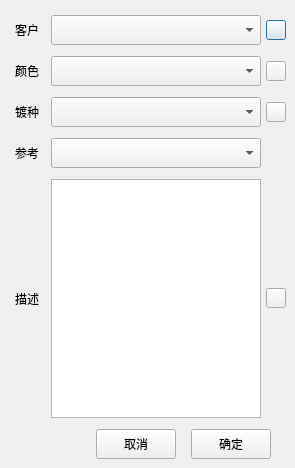
Above: Qt/ERP/dialognewmateriel.ui from superp2017/NTERP before the change. Below: the same form after it.
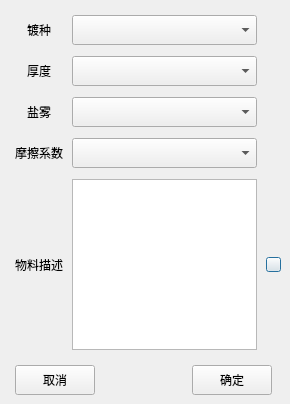
That is the form after the change. Icons and pictures are not drawn.

The edit to the form file:
```diff
--- a/Qt/ERP/dialognewmateriel.ui
+++ b/Qt/ERP/dialognewmateriel.ui
@@ -6,8 +6,8 @@
    <rect>
     <x>0</x>
     <y>0</y>
-    <width>295</width>
-    <height>468</height>
+    <width>290</width>
+    <height>404</height>
    </rect>
   </property>
   <property name="minimumSize">
@@ -39,67 +39,71 @@
     <number>9</number>
    </property>
    <property name="verticalSpacing">
-    <number>11</number>
+    <number>15</number>
    </property>
    <item row="0" column="0">
     <layout class="QGridLayout" name="gridLayout">
      <property name="horizontalSpacing">
-      <number>5</number>
+      <number>9</number>
      </property>
      <property name="verticalSpacing">
       <number>11</number>
      </property>
-     <item row="0" column="2">
-      <widget class="QComboBox" name="comboBox_custom">
-       <property name="minimumSize">
-        <size>
-         <width>0</width>
-         <height>30</height>
-        </size>
-       </property>
-      </widget>
-     </item>
      <item row="0" column="0">
-      <widget class="QLabel" name="label_5">
+      <widget class="QLabel" name="label_3">
        <property name="text">
-        <string>客户  </string>
+        <string>镀种</string>
+       </property>
+       <property name="alignment">
+        <set>Qt::AlignCenter</set>
        </property>
       </widget>
      </item>
-     <item row="0" column="3">
-      <widget class="QPushButton" name="pushButton_add_custom">
+     <item row="0" column="1">
+      <widget class="QComboBox" name="comboBox_type">
        <property name="minimumSize">
         <size>
-         <width>20</width>
-         <height>20</height>
+         <width>0</width>
+         <height>30</height>
         </size>
        </property>
-       <property name="maximumSize">
-        <size>
-         <width>20</width>
-         <height>20</height>
-        </size>
-       </property>
-       <property name="styleSheet">
-        <string notr="true">border-image: url(:/icon/plus.ico);</string>
-       </property>
-       <property name="text">
-        <string/>
-       </property>
-       <property name="flat">
+       <property name="duplicatesEnabled">
         <bool>false</bool>
        </property>
       </widget>
      </item>
      <item row="1" column="0">
+      <widget class="QLabel" name="label_5">
+       <property name="text">
+        <string>厚度</string>
+       </property>
+       <property name="alignment">
+        <set>Qt::AlignCenter</set>
+       </property>
+      </widget>
+     </item>
+     <item row="1" column="1">
+      <widget class="QComboBox" name="comboBox_thickness">
+       <property name="minimumSize">
+        <size>
+         <width>0</width>
+         <height>30</height>
+        </size>
+       </property>
+      </widget>
+     </item>
+     <item row="2" column="0">
       <widget class="QLabel" name="label_2">
        <property name="text">
-        <string>颜色  </string>
+        <string>盐雾</string>
+       </property>
+       <property name="alignment">
+        <set>Qt::AlignCenter</set>
        </property>
       </widget>
      </item>
-     <item row="1" column="2">
-      <widget class="QComboBox" name="comboBox_color">
+     <item row="2" column="1">
+      <widget class="QComboBox" name="comboBox_Salt">
        <property name="minimumSize">
         <size>
          <width>0</width>
@@ -108,56 +112,37 @@
        </property>
       </widget>
      </item>
-     <item row="1" column="3">
-      <widget class="QPushButton" name="pushButton_Add_color">
-       <property name="minimumSize">
-        <size>
-         <width>20</width>
-         <height>20</height>
-        </size>
-       </property>
-       <property name="maximumSize">
-        <size>
-         <width>20</width>
-         <height>20</height>
-        </size>
-       </property>
-       <property name="styleSheet">
-        <string notr="true">border-image: url(:/icon/plus.ico);</string>
-       </property>
+     <item row="3" column="0">
+      <widget class="QLabel" name="label">
        <property name="text">
-        <string/>
+        <string>摩擦系数</string>
        </property>
-       <property name="flat">
-        <bool>false</bool>
+       <property name="alignment">
+        <set>Qt::AlignCenter</set>
+       </property>
+      </widget>
+     </item>
+     <item row="3" column="1">
+      <widget class="QComboBox" name="comboBox_friction">
+       <property name="minimumSize">
+        <size>
+         <width>0</width>
+         <height>30</height>
+        </size>
        </property>
       </widget>
      </item>
      <item row="4" column="0">
       <widget class="QLabel" name="label_4">
        <property name="text">
-        <string>描述  </string>
+        <string>物料描述</string>
        </property>
-      </widget>
-     </item>
-     <item row="2" column="2">
-      <widget class="QComboBox" name="comboBox_type">
-       <property name="minimumSize">
-        <size>
-         <width>0</width>
-         <height>30</height>
-        </size>
+       <property name="alignment">
+        <set>Qt::AlignCenter</set>
        </property>
       </widget>
      </item>
-     <item row="2" column="0">
-      <widget class="QLabel" name="label_3">
-       <property name="text">
-        <string>镀种  </string>
-       </property>
-      </widget>
-     </item>
-     <item row="4" column="2">
+     <item row="4" column="1">
       <widget class="QTextEdit" name="textEdit">
        <property name="minimumSize">
         <size>
@@ -167,18 +152,18 @@
        </property>
       </widget>
      </item>
-     <item row="4" column="3">
+     <item row="4" column="2">
       <widget class="QPushButton" name="pushButton_clear">
        <property name="minimumSize">
         <size>
-         <width>20</width>
-         <height>20</height>
+         <width>15</width>
+         <height>15</height>
         </size>
        </property>
        <property name="maximumSize">
         <size>
-         <width>20</width>
-         <height>20</height>
+         <width>15</width>
+         <height>15</height>
         </size>
        </property>
        <property name="styleSheet">
@@ -189,61 +174,32 @@
        </property>
       </widget>
      </item>
-     <item row="3" column="2">
-      <widget class="QComboBox" name="comboBox_same">
-       <property name="minimumSize">
-        <size>
-         <width>0</width>
-         <height>30</height>
-        </size>
-       </property>
-      </widget>
-     </item>
-     <item row="3" column="0">
-      <widget class="QLabel" name="label">
-       <property name="text">
-        <string>参考</string>
-       </property>
-      </widget>
-     </item>
-     <item row="2" column="3">
-      <widget class="QPushButton" name="pushButton_add_type">
-       <property name="minimumSize">
-        <size>
-         <width>20</width>
-         <height>20</height>
-        </size>
-       </property>
-       <property name="maximumSize">
-        <size>
-         <width>20</width>
-         <height>20</height>
-        </size>
-       </property>
-       <property name="styleSheet">
-        <string notr="true">border-image: url(:/icon/plus.ico);</string>
-       </property>
-       <property name="text">
-        <string/>
-       </property>
-       <property name="flat">
-        <bool>false</bool>
-       </property>
-      </widget>
-     </item>
     </layout>
    </item>
    <item row="1" column="0">
     <layout class="QHBoxLayout" name="horizontalLayout">
      <property name="spacing">
-      <number>15</number>
+      <number>0</number>
      </property>
      <property name="leftMargin">
-      <number>20</number>
+      <number>0</number>
      </property>
      <property name="rightMargin">
-      <number>15</number>
+      <number>9</number>
      </property>
+     <item>
+      <widget class="QPushButton" name="pushButton_cancle">
+       <property name="minimumSize">
+        <size>
+         <width>0</width>
+         <height>30</height>
+        </size>
+       </property>
+       <property name="text">
+        <string>取消</string>
+       </property>
+      </widget>
+     </item>
      <item>
       <spacer name="horizontalSpacer">
        <property name="orientation">
@@ -257,19 +213,6 @@
        </property>
       </spacer>
      </item>
-     <item>
-      <widget class="QPushButton" name="pushButton_cancle">
-       <property name="minimumSize">
-        <size>
-         <width>0</width>
-         <height>30</height>
-        </size>
-       </property>
-       <property name="text">
-        <string>取消</string>
-       </property>
-      </widget>
-     </item>
      <item>
       <widget class="QPushButton" name="pushButton_ok">
        <property name="minimumSize">
```
